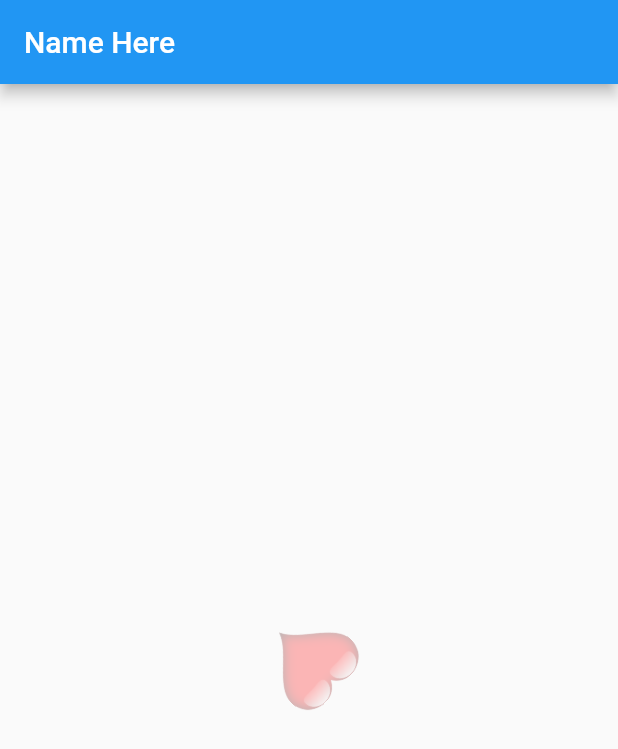
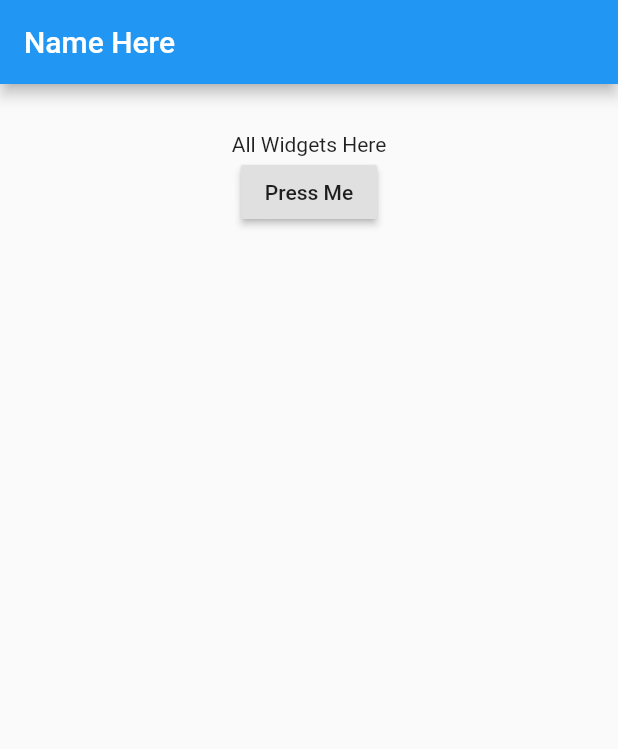
Before and after one commit to MrAnsheff/nn, a Flutter app: the screen it shows after launch, on a phone screen of 412 x 824 dp. Shown: the top 749 px of the screen. Run offline on Flutter 3.47's test engine with Material 2 defaults, Android fonts, the phone set to English and light mode, and no system bars.

Commit message:
Button Size Animation

```diff
--- a/lib/main.dart
+++ b/lib/main.dart
@@ -12,27 +12,30 @@ class MyApp extends StatefulWidget {
   State createState() => new _State();
 }
 
-class AnimatedLogo extends AnimatedWidget{
+class MyButton extends AnimatedWidget{
+  bool large = false;
+  static final _sizeTween = new Tween(begin: 1.0, end: 2.0);
+  AnimationController controller;
+  MyButton({Key key, Animation<double> animation, AnimationController controller}): super(key: key, listenable: animation)
+  {
+    this.controller = controller;
+  }
 
-  final _opacityTween = new Tween(begin: 0.1, end: 1.0);
-  final _rotateTween = new Tween(begin: 0.0, end: 12.0);
-  final _sizeTween = new Tween(begin: 0.0, end: 300.0);
-
-  AnimatedLogo({Key key, Animation<double> animation}) : super(key: key, listenable: animation);
+  void _press(){
+    if(large == false){
+      controller.forward();
+      large = true;
+    } else if(large = true) {
+      controller.reverse();
+      large = false;
+    }
+  }
 
   Widget build(BuildContext context){
-    final Animation<double> animation = listenable;
-    return new Transform.rotate(angle: _rotateTween.evaluate(animation),
-    child: new Opacity(opacity: _opacityTween.evaluate(animation),
-    child: new Container(
-      margin: EdgeInsets.symmetric(vertical: 10.0),
-      height: _sizeTween.evaluate(animation),
-      width: _sizeTween.evaluate(animation),
-      child: new Image.asset('images/lan.png'),
-    ),
-    )
+    Animation animation = listenable;
+    return Transform.scale(scale: _sizeTween.evaluate(animation),
+    child: RaisedButton(child: Text('Press Me'), onPressed: _press,)
     );
-
   }
 }
 
@@ -43,24 +46,8 @@ class _State extends State<MyApp> with TickerProviderStateMixin{
   @override
   void initState(){
     super.initState();
-    controller = new AnimationController(duration: const Duration(milliseconds: 2000), vsync: this);
+    controller = new AnimationController(vsync: this, duration: const Duration(milliseconds: 2000));
     animation = new CurvedAnimation(parent: controller, curve: Curves.easeIn);
-    animation.addStatusListener(listener);
-
-    controller.forward();
-  }
-
-  void listener(AnimationStatus status){
-    if(status == AnimationStatus.completed){
-      controller.reverse();
-    } else if (status == AnimationStatus.dismissed){
-      controller.forward();
-    }
-  }
-  @override
-  void dispose(){
-    controller.dispose();
-    super.dispose();
   }
 
   @override
@@ -72,7 +59,12 @@ class _State extends State<MyApp> with TickerProviderStateMixin{
       body: new Container(
         padding: new EdgeInsets.all(32.0),
         child: new Center(
-          child: new AnimatedLogo(animation: animation),
+          child: new Column(
+            children: <Widget>[
+              new Text('All Widgets Here'),
+              new MyButton(animation: animation, controller: controller,)
+            ],
+          ),
         ),
       ),
     );
```
